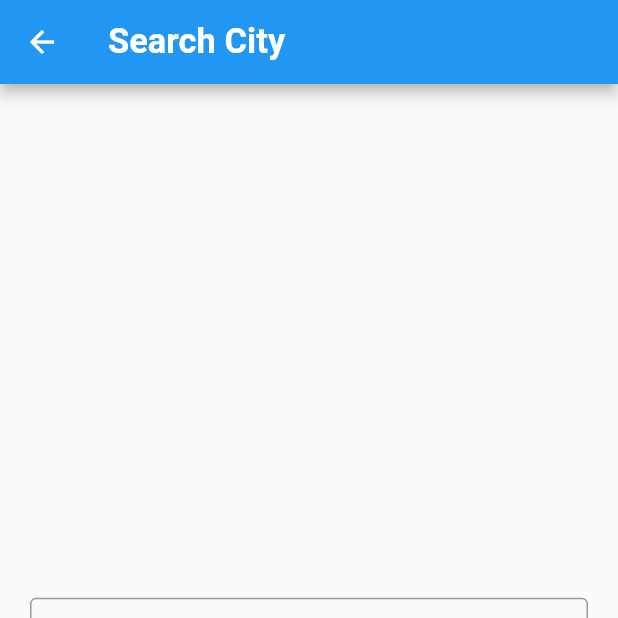
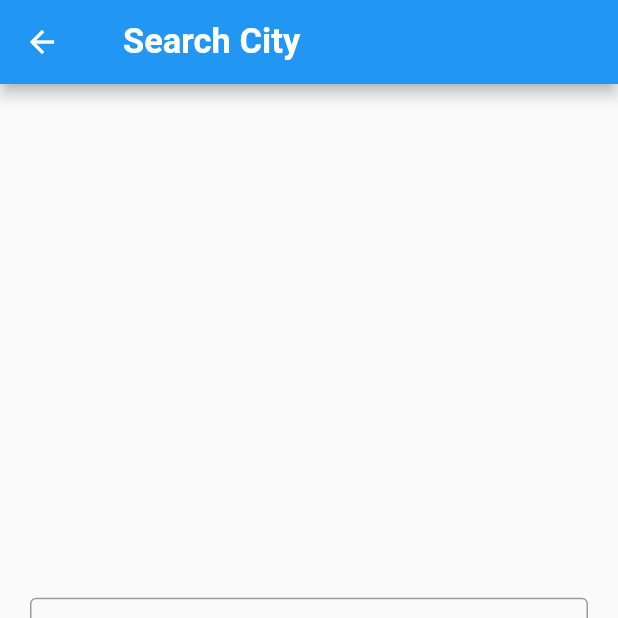
Before and after one commit to AhmedGhazala2000/Weather-App, a Flutter app: the screen it shows after launch, after a tap on the "search" icon, on a phone screen of 412 x 824 dp, the top half of it. Run offline on Flutter 3.47's test engine with Material 3 defaults, Android fonts, the phone set to English and light mode, and no system bars; our stand-ins replace dio, flutter_bloc.

Commit message:
added custom appBar and refactor appBar files

```diff
--- a/lib/views/home_view.dart
+++ b/lib/views/home_view.dart
@@ -2,7 +2,8 @@ import 'package:flutter/material.dart';
 import 'package:flutter_bloc/flutter_bloc.dart';
 import 'package:weather_app/cubits/get_weather_cubit/get_weather_cubit.dart';
 import 'package:weather_app/cubits/get_weather_cubit/get_weather_states.dart';
-import 'package:weather_app/views/search_view.dart';
+import 'package:weather_app/widgets/custom_icon_button.dart';
+import 'package:weather_app/widgets/custom_title.dart';
 import 'package:weather_app/widgets/no_weather_body.dart';
 import 'package:weather_app/widgets/weather_info_body.dart';
 
@@ -13,29 +14,9 @@ class HomeView extends StatelessWidget {
   Widget build(BuildContext context) {
     return Scaffold(
       appBar: AppBar(
-        title: const Padding(
-          padding: EdgeInsets.only(left: 10),
-          child: Text(
-            'Weather App',
-            style: TextStyle(
-                color: Colors.white, fontSize: 23, fontWeight: FontWeight.bold),
-          ),
-        ),
+        title:  customTitle(title: 'Weather App'),
         actions: [
-          IconButton(
-            onPressed: () {
-              Navigator.of(context).push(
-                MaterialPageRoute(
-                  builder: (context) => const SearchView(),
-                ),
-              );
-            },
-            icon: const Icon(
-              Icons.search,
-              color: Colors.white,
-              size: 27,
-            ),
-          ),
+          customIconButton(context),
         ],
       ),
       body: BlocBuilder<GetWeatherCubit, WeatherStates>(
@@ -56,7 +37,7 @@ class HomeView extends StatelessWidget {
           } else {
             return const Center(
               child: Text(
-                'Oops there was an error, try later !',
+                'Oops there was an error, please try later !',
                 style: TextStyle(fontSize: 20, fontWeight: FontWeight.w500),
               ),
             );
@@ -65,4 +46,7 @@ class HomeView extends StatelessWidget {
       ),
     );
   }
+
+
+
 }
--- a/lib/views/search_view.dart
+++ b/lib/views/search_view.dart
@@ -1,6 +1,7 @@
 import 'package:flutter/material.dart';
 import 'package:flutter_bloc/flutter_bloc.dart';
 import 'package:weather_app/cubits/get_weather_cubit/get_weather_cubit.dart';
+import 'package:weather_app/widgets/custom_title.dart';
 
 class SearchView extends StatelessWidget {
   const SearchView({Key? key}) : super(key: key);
@@ -9,19 +10,15 @@ class SearchView extends StatelessWidget {
   Widget build(BuildContext context) {
     return Scaffold(
       appBar: AppBar(
-        title: const Text(
-          'Search City',
-          style: TextStyle(
-              color: Colors.white, fontSize: 23, fontWeight: FontWeight.bold),
-        ),
+        title: customTitle(title: 'Search City'),
       ),
       body: Center(
         child: Padding(
           padding: const EdgeInsets.symmetric(horizontal: 20),
           child: TextField(
-            onSubmitted: (value) async {
-              var getCurrentWeather = BlocProvider.of<GetWeatherCubit>(context);
-              getCurrentWeather.getWeather(cityName: value);
+            onSubmitted: (value) {
+              BlocProvider.of<GetWeatherCubit>(context)
+                  .getWeather(cityName: value);
               Navigator.pop(context);
             },
             decoration: const InputDecoration(
--- /dev/null
+++ b/lib/widgets/custom_icon_button.dart
@@ -0,0 +1,19 @@
+import 'package:flutter/material.dart';
+import 'package:weather_app/views/search_view.dart';
+
+IconButton customIconButton(BuildContext context) {
+  return IconButton(
+    onPressed: () {
+      Navigator.of(context).push(
+        MaterialPageRoute(
+          builder: (context) => const SearchView(),
+        ),
+      );
+    },
+    icon: const Icon(
+      Icons.search,
+      color: Colors.white,
+      size: 27,
+    ),
+  );
+}
--- /dev/null
+++ b/lib/widgets/custom_title.dart
@@ -0,0 +1,12 @@
+import 'package:flutter/material.dart';
+
+Padding customTitle({required String title}) {
+  return Padding(
+    padding:const EdgeInsets.only(left: 10),
+    child: Text(
+      title,
+      style:const TextStyle(
+          color: Colors.white, fontSize: 23, fontWeight: FontWeight.bold),
+    ),
+  );
+}
```
